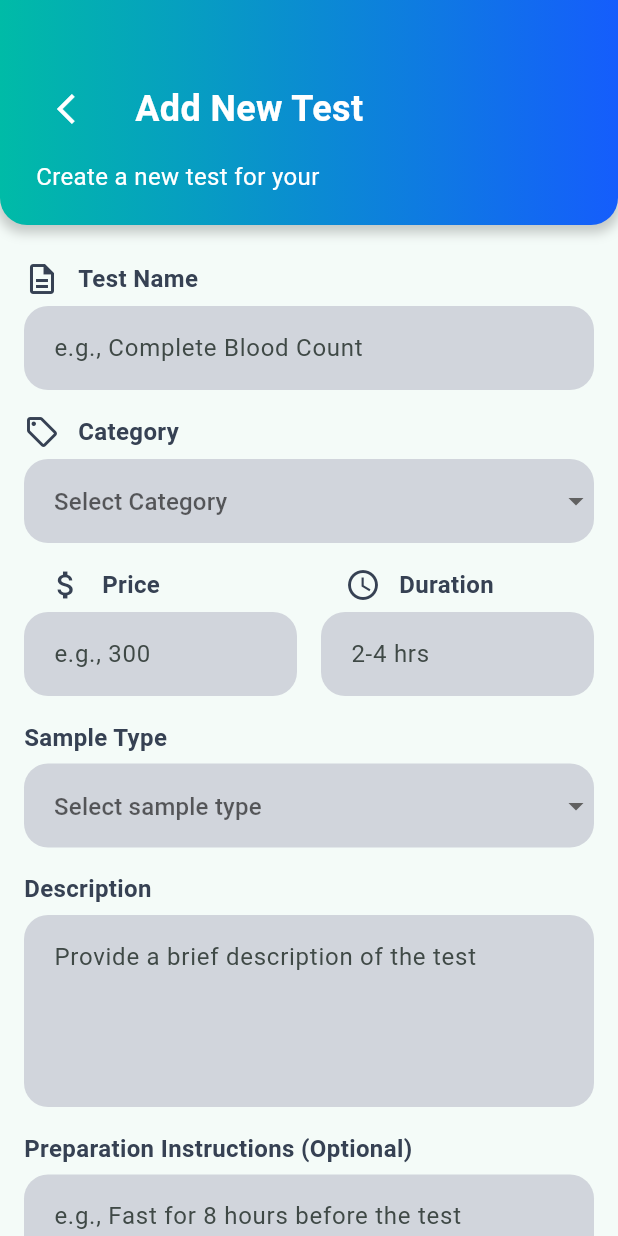
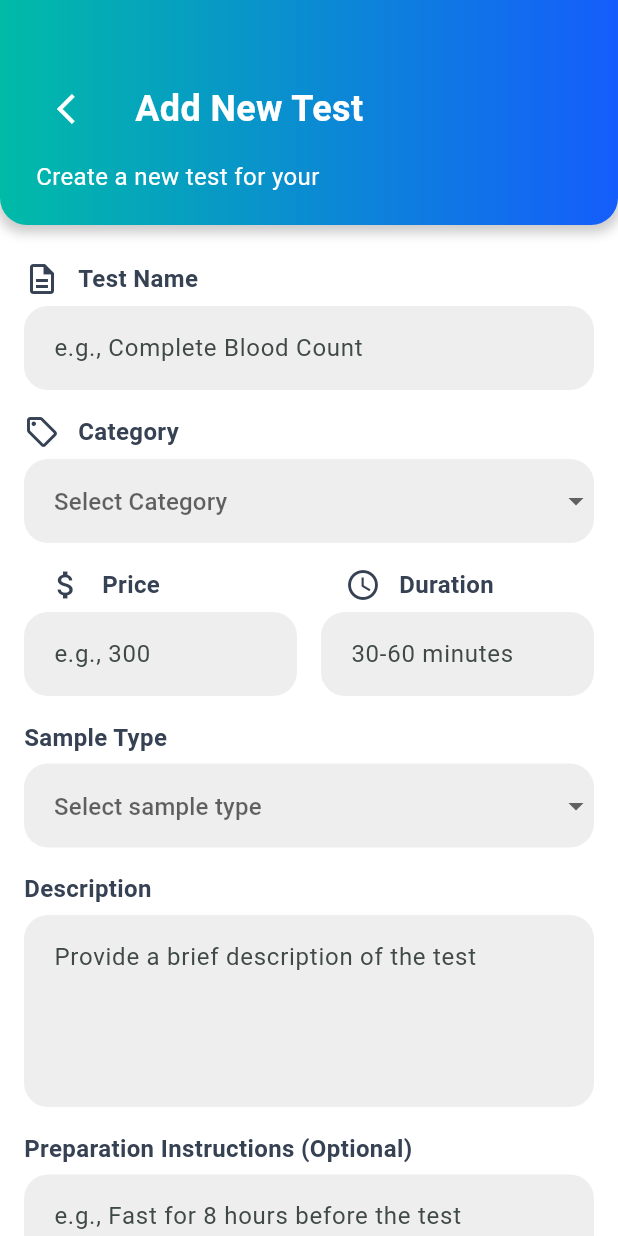
Before and after one commit to Habiba04/LabLink, a Flutter app: the ManageTests screen opened directly with empty values, after a tap on "Add New Test", on a phone screen of 412 x 824 dp. Run offline on Flutter 3.47's test engine with Material 3 defaults, Android fonts, the phone set to English and light mode, and no system bars; our stand-ins replace cached_network_image, cloud_firestore, file_picker, firebase_auth, firebase_core, firebase_storage and 7 more; missing offline and left inert: syncfusion_flutter_pdfviewer; accounts and stored records are empty.

Commit message:
tests check list fixed

```diff
--- a/lib/LabAdmin/Pages/Add_New_Test.dart
+++ b/lib/LabAdmin/Pages/Add_New_Test.dart
@@ -6,9 +6,9 @@ import 'package:lablink/Models/LabTests.dart';
 
 // ignore: must_be_immutable
 class AddNewTest extends StatefulWidget {
-   String   locationId;
-   String  labid;
-    AddNewTest({super.key,required  this.locationId,required this.labid});
+  String locationId;
+  String labid;
+  AddNewTest({super.key, required this.locationId, required this.labid});
 
   @override
   State<AddNewTest> createState() => _AddNewTestState();
@@ -26,6 +26,7 @@ class _AddNewTestState extends State<AddNewTest> {
   @override
   Widget build(BuildContext context) {
     return Scaffold(
+      backgroundColor: Colors.white,
       body: Form(
         key: formKey,
         child: SingleChildScrollView(
@@ -52,12 +53,11 @@ class _AddNewTestState extends State<AddNewTest> {
                   decoration: InputDecoration(
                     focusedBorder: OutlineInputBorder(
                       borderRadius: BorderRadius.circular(8.0),
-                      borderSide:
-                          const BorderSide(color: Color(0xFF00BBA7)),
+                      borderSide: const BorderSide(color: Color(0xFF00BBA7)),
                     ),
                     hintText: 'e.g., Complete Blood Count',
                     filled: true,
-                    fillColor: const Color(0xFFD1D5DC),
+                    fillColor: Colors.grey[200],
                     contentPadding: const EdgeInsets.all(16),
                     border: OutlineInputBorder(
                       borderRadius: BorderRadius.circular(16),
@@ -75,7 +75,7 @@ class _AddNewTestState extends State<AddNewTest> {
                 padding: const EdgeInsets.symmetric(horizontal: 16.0),
                 child: Container(
                   decoration: BoxDecoration(
-                    color: const Color(0xFFD1D5DC),
+                    color: Colors.grey[200],
                     borderRadius: BorderRadius.circular(16.0),
                   ),
                   child: DropdownButtonFormField<String>(
@@ -88,8 +88,7 @@ class _AddNewTestState extends State<AddNewTest> {
                     decoration: InputDecoration(
                       enabledBorder: OutlineInputBorder(
                         borderRadius: BorderRadius.circular(16.0),
-                        borderSide:
-                            const BorderSide(color: Colors.transparent),
+                        borderSide: const BorderSide(color: Colors.transparent),
                       ),
                       contentPadding: const EdgeInsets.all(16),
                       border: InputBorder.none,
@@ -97,15 +96,25 @@ class _AddNewTestState extends State<AddNewTest> {
                     ),
                     items: const [
                       DropdownMenuItem(
-                          value: 'Hematology', child: Text('Hematology')),
+                        value: 'Hematology',
+                        child: Text('Hematology'),
+                      ),
                       DropdownMenuItem(
-                          value: 'Biochemistry', child: Text('Biochemistry')),
+                        value: 'Biochemistry',
+                        child: Text('Biochemistry'),
+                      ),
                       DropdownMenuItem(
-                          value: 'Microbiology', child: Text('Microbiology')),
+                        value: 'Microbiology',
+                        child: Text('Microbiology'),
+                      ),
                       DropdownMenuItem(
-                          value: 'Immunology', child: Text('Immunology')),
+                        value: 'Immunology',
+                        child: Text('Immunology'),
+                      ),
                       DropdownMenuItem(
-                          value: 'Urinalysis', child: Text('Urinalysis')),
+                        value: 'Urinalysis',
+                        child: Text('Urinalysis'),
+                      ),
                       DropdownMenuItem(value: 'Other', child: Text('Other')),
                     ],
                     onChanged: (value) {
@@ -125,8 +134,10 @@ class _AddNewTestState extends State<AddNewTest> {
                       child: Column(
                         crossAxisAlignment: CrossAxisAlignment.start,
                         children: [
-                          buildLabel('Price',
-                              const Icon(Icons.attach_money_outlined)),
+                          buildLabel(
+                            'Price',
+                            const Icon(Icons.attach_money_outlined),
+                          ),
                           const SizedBox(height: 6),
                           TextFormField(
                             controller: priceController,
@@ -143,7 +154,7 @@ class _AddNewTestState extends State<AddNewTest> {
                               ),
                               hintText: 'e.g., 300',
                               filled: true,
-                              fillColor: const Color(0xFFD1D5DC),
+                              fillColor: Colors.grey[200],
                               contentPadding: const EdgeInsets.all(16),
                               border: OutlineInputBorder(
                                 borderRadius: BorderRadius.circular(16),
@@ -159,8 +170,10 @@ class _AddNewTestState extends State<AddNewTest> {
                       child: Column(
                         crossAxisAlignment: CrossAxisAlignment.start,
                         children: [
-                          buildLabel('Duration',
-                              const Icon(Icons.access_time_outlined)),
+                          buildLabel(
+                            'Duration',
+                            const Icon(Icons.access_time_outlined),
+                          ),
                           const SizedBox(height: 6),
                           TextFormField(
                             controller: durationController,
@@ -175,9 +188,9 @@ class _AddNewTestState extends State<AddNewTest> {
                                   color: Color(0xFF00BBA7),
                                 ),
                               ),
-                              hintText: '2-4 hrs',
+                              hintText: '30-60 minutes',
                               filled: true,
-                              fillColor: const Color(0xFFD1D5DC),
+                              fillColor: Colors.grey[200],
                               contentPadding: const EdgeInsets.all(16),
                               border: OutlineInputBorder(
                                 borderRadius: BorderRadius.circular(16),
@@ -210,7 +223,7 @@ class _AddNewTestState extends State<AddNewTest> {
                 padding: const EdgeInsets.symmetric(horizontal: 16.0),
                 child: Container(
                   decoration: BoxDecoration(
-                    color: const Color(0xFFD1D5DC),
+                    color: Colors.grey[200],
                     borderRadius: BorderRadius.circular(16.0),
                   ),
                   child: DropdownButtonFormField<String>(
@@ -223,8 +236,7 @@ class _AddNewTestState extends State<AddNewTest> {
                     decoration: InputDecoration(
                       enabledBorder: OutlineInputBorder(
                         borderRadius: BorderRadius.circular(16.0),
-                        borderSide:
-                            const BorderSide(color: Colors.transparent),
+                        borderSide: const BorderSide(color: Colors.transparent),
                       ),
                       contentPadding: const EdgeInsets.all(16),
                       border: InputBorder.none,
@@ -269,12 +281,11 @@ class _AddNewTestState extends State<AddNewTest> {
                   decoration: InputDecoration(
                     focusedBorder: OutlineInputBorder(
                       borderRadius: BorderRadius.circular(8.0),
-                      borderSide:
-                          const BorderSide(color: Color(0xFF00BBA7)),
+                      borderSide: const BorderSide(color: Color(0xFF00BBA7)),
                     ),
                     hintText: 'Provide a brief description of the test',
                     filled: true,
-                    fillColor: const Color(0xFFD1D5DC),
+                    fillColor: Colors.grey[200],
                     contentPadding: const EdgeInsets.all(16),
                     border: OutlineInputBorder(
                       borderRadius: BorderRadius.circular(16),
@@ -309,12 +320,11 @@ class _AddNewTestState extends State<AddNewTest> {
                   decoration: InputDecoration(
                     focusedBorder: OutlineInputBorder(
                       borderRadius: BorderRadius.circular(8.0),
-                      borderSide:
-                          const BorderSide(color: Color(0xFF00BBA7)),
+                      borderSide: const BorderSide(color: Color(0xFF00BBA7)),
                     ),
                     hintText: 'e.g., Fast for 8 hours before the test',
                     filled: true,
-                    fillColor: const Color(0xFFD1D5DC),
+                    fillColor: Colors.grey[200],
                     contentPadding: const EdgeInsets.all(16),
                     border: OutlineInputBorder(
                       borderRadius: BorderRadius.circular(16),
@@ -342,8 +352,7 @@ class _AddNewTestState extends State<AddNewTest> {
                   style: ElevatedButton.styleFrom(
                     backgroundColor: Colors.transparent,
                     shadowColor: Colors.transparent,
-                    padding:
-                        const EdgeInsets.symmetric(horizontal: 16.0),
+                    padding: const EdgeInsets.symmetric(horizontal: 16.0),
                     shape: RoundedRectangleBorder(
                       borderRadius: BorderRadius.circular(16),
                     ),
@@ -353,10 +362,9 @@ class _AddNewTestState extends State<AddNewTest> {
                     print('lab ID issssssssssss: ${widget.labid}');
                     print('Location ID issssssssssss: ${widget.locationId}');
                     if (formKey.currentState!.validate()) {
-
                       await TestsServices().addNewTest(
                         LabTest(
-        id: '' ,
+                          id: '',
                           name: testNameController.text,
                           category: categoryController.text,
                           price: double.parse(priceController.text),
@@ -369,13 +377,13 @@ class _AddNewTestState extends State<AddNewTest> {
                         widget.locationId,
                       );
 
-
                       ScaffoldMessenger.of(context).showSnackBar(
-      const SnackBar(content: Text('Test added successfully!')),
+                        const SnackBar(
+                          content: Text('Test added successfully!'),
+                        ),
                       );
-
                     }
-  Navigator.pop(  context);
+                    Navigator.pop(context);
                   },
                   child: const Text(
                     'Add Test',
--- a/lib/LabAdmin/Pages/Lab_admin_dashboard.dart
+++ b/lib/LabAdmin/Pages/Lab_admin_dashboard.dart
@@ -222,6 +222,7 @@ class _LabDashboardScreenState extends State<LabDashboardScreen> {
                 ),
                 const SizedBox(height: 12),
 
+
                 Column(
                   children: dashboard.recentOrders.map((o) {
                     return OrderCard(order: o);
--- a/lib/LabAdmin/Pages/Manage_Tests_screen.dart
+++ b/lib/LabAdmin/Pages/Manage_Tests_screen.dart
@@ -21,8 +21,12 @@ class _ManageTestsState extends State<ManageTests> {
 
   void showEditDialog(LabTest test) {
     TextEditingController nameCtrl = TextEditingController(text: test.name);
-    TextEditingController descCtrl = TextEditingController(text: test.description);
-    TextEditingController priceCtrl = TextEditingController(text: test.price.toString());
+    TextEditingController descCtrl = TextEditingController(
+      text: test.description,
+    );
+    TextEditingController priceCtrl = TextEditingController(
+      text: test.price.toString(),
+    );
     showDialog(
       context: context,
       builder: (_) => AlertDialog(
@@ -30,20 +34,38 @@ class _ManageTestsState extends State<ManageTests> {
         content: Column(
           mainAxisSize: MainAxisSize.min,
           children: [
-            TextField(controller: nameCtrl, decoration: InputDecoration(labelText: 'Test Name')),
-            TextField(controller: descCtrl, decoration: InputDecoration(labelText: 'Description')),
-            TextField(controller: priceCtrl, decoration: InputDecoration(labelText: 'price'), keyboardType: TextInputType.number),
+            TextField(
+              controller: nameCtrl,
+              decoration: InputDecoration(labelText: 'Test Name'),
+            ),
+            TextField(
+              controller: descCtrl,
+              decoration: InputDecoration(labelText: 'Description'),
+            ),
+            TextField(
+              controller: priceCtrl,
+              decoration: InputDecoration(labelText: 'price'),
+              keyboardType: TextInputType.number,
+            ),
           ],
         ),
         actions: [
-          TextButton(onPressed: () => Navigator.pop(context), child: Text('cancel')),
+          TextButton(
+            onPressed: () => Navigator.pop(context),
+            child: Text('cancel'),
+          ),
           ElevatedButton(
             child: Text('Save'),
             onPressed: () {
               test.name = nameCtrl.text;
               test.description = descCtrl.text;
               test.price = double.tryParse(priceCtrl.text) ?? test.price;
-              Testservice.updatetest(test, widget.labid, widget.locationid, test.id);
+              Testservice.updatetest(
+                test,
+                widget.labid,
+                widget.locationid,
+                test.id,
+              );
               Navigator.pop(context);
               setState(() {});
             },
@@ -127,7 +149,10 @@ class _ManageTestsState extends State<ManageTests> {
         title: Text('Delete Test  '),
         content: Text('Are you shure you want to delete this test?'),
         actions: [
-          TextButton(onPressed: () => Navigator.pop(context), child: Text('إلغاء')),
+          TextButton(
+            onPressed: () => Navigator.pop(context),
+            child: Text('إلغاء'),
+          ),
           ElevatedButton(
             child: Text('Delete'),
             onPressed: () {
@@ -144,6 +169,7 @@ class _ManageTestsState extends State<ManageTests> {
   @override
   Widget build(BuildContext context) {
     return Scaffold(
+      backgroundColor: Colors.white,
       body: SingleChildScrollView(
         child: Column(
           children: [
@@ -156,7 +182,7 @@ class _ManageTestsState extends State<ManageTests> {
             Padding(
               padding: const EdgeInsets.symmetric(horizontal: 16.0),
               child: SizedBox(
-                height: 36,
+                height: 60,
                 child: TextField(
                   controller: searchController,
                   onChanged: (value) {
@@ -167,22 +193,44 @@ class _ManageTestsState extends State<ManageTests> {
                     hintStyle: const TextStyle(color: Colors.grey),
                     prefixIcon: const Icon(Icons.search, color: Colors.grey),
                     suffixIcon: IconButton(
-                      icon: const Icon(Icons.filter_list, color: Color(0xFF00BBA7)),
+                      icon: const Icon(
+                        Icons.filter_list,
+                        color: Color(0xFF00BBA7),
+                      ),
                       onPressed: _openFilterDialog,
                     ),
-                    border: InputBorder.none,
+                    border: OutlineInputBorder(
+                      borderRadius: BorderRadius.circular(12),
+                      borderSide: const BorderSide(color: Colors.grey),
+                    ),
+                    enabledBorder: OutlineInputBorder(
+                      borderRadius: BorderRadius.circular(12),
+                      borderSide: const BorderSide(color: Colors.grey),
+                    ),
+                    focusedBorder: const OutlineInputBorder(
+                      borderRadius: BorderRadius.all(Radius.circular(12)),
+                      borderSide: BorderSide(color: Colors.black45, width: 1.5),
+                    ),
                     contentPadding: const EdgeInsets.only(top: 16),
                   ),
                 ),
               ),
             ),
-            SizedBox(height: 10),
+            SizedBox(height: 16),
 
             GestureDetector(
               onTap: () {
-                Navigator.push(context, MaterialPageRoute(builder: (contex) {
-                  return AddNewTest(locationId: widget.locationid, labid: widget.labid);
-                }));
+                Navigator.push(
+                  context,
+                  MaterialPageRoute(
+                    builder: (contex) {
+                      return AddNewTest(
+                        locationId: widget.locationid,
+                        labid: widget.labid,
+                      );
+                    },
+                  ),
+                );
               },
               child: Container(
                 margin: const EdgeInsets.symmetric(horizontal: 16),
@@ -217,9 +265,13 @@ class _ManageTestsState extends State<ManageTests> {
 
                 final tests = snapshot.data ?? [];
 
-                final filteredTests = tests.where((t) =>
-                    t.name.toLowerCase().contains(searchQuery!.toLowerCase())
-                ).toList();
+                final filteredTests = tests
+                    .where(
+                      (t) => t.name.toLowerCase().contains(
+                        searchQuery!.toLowerCase(),
+                      ),
+                    )
+                    .toList();
 
                 return ListView.builder(
                   shrinkWrap: true,
@@ -231,8 +283,11 @@ class _ManageTestsState extends State<ManageTests> {
                     final test = filteredTests[index];
                     return Card(
                       elevation: 3,
-                      color: Colors.grey[200],
-                      margin: const EdgeInsets.symmetric(horizontal: 16, vertical: 8),
+                      color: Colors.white,
+                      margin: const EdgeInsets.symmetric(
+                        horizontal: 16,
+                        vertical: 8,
+                      ),
                       shape: RoundedRectangleBorder(
                         borderRadius: BorderRadius.circular(12),
                       ),
@@ -252,7 +307,10 @@ class _ManageTestsState extends State<ManageTests> {
                             const SizedBox(height: 6),
 
                             Container(
-                              padding: const EdgeInsets.symmetric(horizontal: 8, vertical: 4),
+                              padding: const EdgeInsets.symmetric(
+                                horizontal: 8,
+                                vertical: 4,
+                              ),
                               decoration: BoxDecoration(
                                 color: Colors.blue.shade100,
                                 borderRadius: BorderRadius.circular(8),
@@ -293,7 +351,7 @@ class _ManageTestsState extends State<ManageTests> {
                                   children: [
                                     const Icon(Icons.access_time, size: 18),
                                     const SizedBox(width: 4),
-                                    Text(test.durationMinutes),
+                                    Text('${test.durationMinutes} min'),
                                     IconButton(
                                       onPressed: () {
                                         showEditDialog(test);
--- a/lib/LabAdmin/Pages/profile_screen.dart
+++ b/lib/LabAdmin/Pages/profile_screen.dart
@@ -275,7 +275,7 @@ class _ProfileScreenState extends State<ProfileScreen> {
                           Padding(
                             padding: EdgeInsets.all(width * 0.06),
                             child: Text(
-                              'Available Branchs',
+                              'Available Branches',
                               style: TextStyle(
                                 color: Colors.black,
                                 fontSize: width * 0.04,
--- a/lib/LabAdmin/Pages/review_screen.dart
+++ b/lib/LabAdmin/Pages/review_screen.dart
@@ -61,6 +61,7 @@ class _ReviewScreenState extends State<ReviewScreen> {
                   ),
                   child: Column(
                     crossAxisAlignment: CrossAxisAlignment.center,
+                    mainAxisAlignment: MainAxisAlignment.center,
                     children: [
                       Text(
                         labData!.rating.toString(),
--- a/lib/LabAdmin/Utils/firestore_helpers.dart
+++ b/lib/LabAdmin/Utils/firestore_helpers.dart
@@ -53,6 +53,7 @@ class FirestoreHelpers {
       final status = (data['status'] ?? '').toString();
       final patientId = (data['patientId'] ?? '').toString();
       final patientName = patientNames[patientId] ?? 'Unknown';
+      final prescriptionPath = data['prescription']?.toString();
 
       DateTime? created;
       if (data['createdAt'] is Timestamp) {
@@ -96,6 +97,7 @@ class FirestoreHelpers {
           createdAt: created,
           status: status,
           testsList: testsList,
+          prescriptionPath: prescriptionPath,
         ),
       );
     }
--- a/lib/Models/DashboardData.dart
+++ b/lib/Models/DashboardData.dart
@@ -19,6 +19,7 @@ class DashboardData {
     required this.todaysBookings,
     required this.activePatients,
     required this.recentOrders,
+
   });
 
   factory DashboardData.empty() => DashboardData(
--- a/lib/Models/LabTests.dart
+++ b/lib/Models/LabTests.dart
@@ -19,7 +19,6 @@ class LabTest {
     required this.preparation,
   });
 
-
   Map<String, dynamic> toMap() {
     return {
       'id': id,
@@ -33,7 +32,7 @@ class LabTest {
     };
   }
 
-   factory LabTest.fromMap(Map<String, dynamic> map) {
+  factory LabTest.fromMap(Map<String, dynamic> map) {
     return LabTest(
       id: map['id'] ?? '',
       name: map['name'] ?? '',
--- a/lib/Models/SimpleOrder.dart
+++ b/lib/Models/SimpleOrder.dart
@@ -4,6 +4,7 @@ class SimpleOrder {
   final DateTime? createdAt;
   final String status;
   final List<String> testsList;
+  final String? prescriptionPath;
 
   SimpleOrder({
     required this.id,
@@ -11,5 +12,6 @@ class SimpleOrder {
     required this.createdAt,
     required this.status,
     required this.testsList,
+    this.prescriptionPath,
   });
 }
```
Also changed, not shown: lib/LabAdmin/Pages/Add_New_Location.dart (+19 -12 lines), lib/LabAdmin/Pages/Lab_Locations.dart (+17 -8 lines), lib/LabAdmin/Widgets/HomeOrderCard.dart (+41 -6 lines), lib/LabAdmin/services/Tests_services.dart (+35 -12 lines), lib/LabAdmin/services/location_services.dart (+33 -9 lines), lib/Patient/Pages/SchedulePayment.dart (+7 -3 lines), lib/Patient/Widgets/BookingDateCard.dart (+11 -10 lines), lib/Patient/utils/BookingHelpers.dart (+15 -5 lines). Lines whose indentation alone changed are shown as unchanged.
